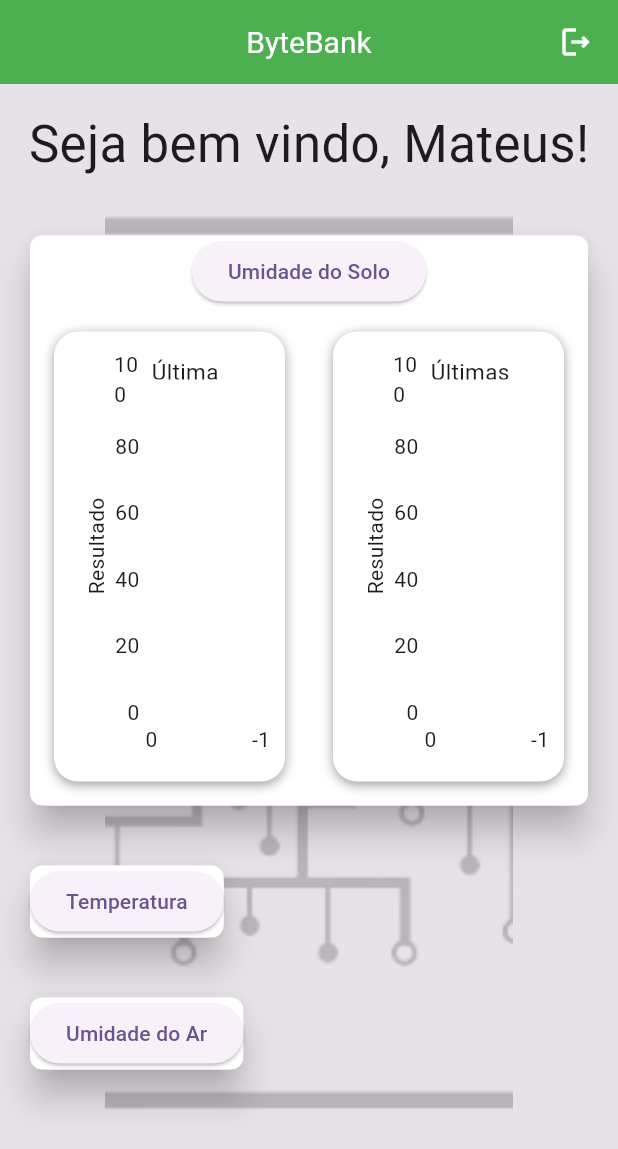
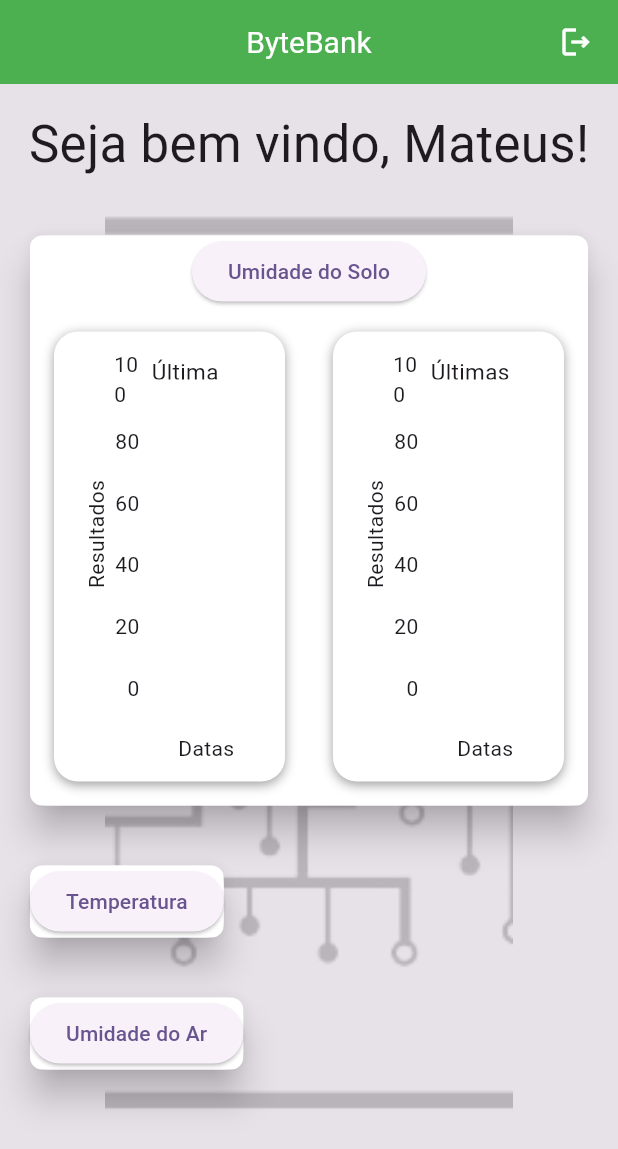
Before and after one commit to mateushrl/pish_flutter, a Flutter app: the HomePage screen opened directly, after a tap on "Umidade do Solo", on a phone screen of 412 x 824 dp. Shown: the top 1149 px of the screen. Run offline on Flutter 3.47's test engine with Material 2 defaults, Android fonts, the light colour scheme and no system bars; drawn by our look-alikes of fl_chart; our stand-ins replace firebase_auth, firebase_core, firebase_database; accounts and stored records are empty.

Commit message:
ajuste no eixo x dos graficos

```diff
--- a/lib/pages/home_page.dart
+++ b/lib/pages/home_page.dart
@@ -70,6 +70,13 @@ class _HomePageState extends State<HomePage> {
   List<FlSpot> umidadeArLast60Minutes = [];
   List<FlSpot> umidadeArLast24Hours = [];
 
+  List<DateTime> datasUmidadeSoloLast60Minutes = [];
+  List<DateTime> datasUmidadeSoloLast24Hours = [];
+  List<DateTime> datasTemperaturaLast60Minutes = [];
+  List<DateTime> datasTemperaturaLast24Hours = [];
+  List<DateTime> datasUmidadeArLast60Minutes = [];
+  List<DateTime> datasUmidadeArLast24Hours = [];
+
   @override
   void initState() {
     super.initState();
@@ -101,11 +108,14 @@ class _HomePageState extends State<HomePage> {
           if (difference.inMinutes <= 60) {
             umidadeSoloLast60Minutes.add(
                 FlSpot(umidadeSoloLast60Minutes.length.toDouble(), umidade));
+            datasUmidadeSoloLast60Minutes.add(timestamp);
           }
 
           if (difference.inHours <= 24) {
             umidadeSoloLast24Hours
                 .add(FlSpot(umidadeSoloLast24Hours.length.toDouble(), umidade));
+
+            datasUmidadeSoloLast24Hours.add(timestamp);
           }
         });
 
@@ -133,11 +143,14 @@ class _HomePageState extends State<HomePage> {
           if (difference.inMinutes <= 60) {
             temperaturaLast60Minutes.add(FlSpot(
                 temperaturaLast60Minutes.length.toDouble(), temperatura));
+            datasTemperaturaLast60Minutes.add(timestamp);
           }
 
           if (difference.inHours <= 24) {
             temperaturaLast24Hours.add(
                 FlSpot(temperaturaLast24Hours.length.toDouble(), temperatura));
+
+            datasTemperaturaLast24Hours.add(timestamp);
           }
         });
 
@@ -165,11 +178,14 @@ class _HomePageState extends State<HomePage> {
           if (difference.inMinutes <= 60) {
             umidadeArLast60Minutes.add(
                 FlSpot(umidadeArLast60Minutes.length.toDouble(), umidadeAr));
+            datasUmidadeArLast60Minutes.add(timestamp);
           }
 
           if (difference.inHours <= 24) {
             umidadeArLast24Hours
                 .add(FlSpot(umidadeArLast24Hours.length.toDouble(), umidadeAr));
+
+            datasUmidadeArLast24Hours.add(timestamp);
           }
         });
 
@@ -179,6 +195,7 @@ class _HomePageState extends State<HomePage> {
       }
     });
   }
+
   bool mostrarPadding1 = false;
   bool mostrarPadding2 = false;
   bool mostrarPadding3 = false;
@@ -213,12 +230,11 @@ class _HomePageState extends State<HomePage> {
           Padding(
             padding: const EdgeInsets.all(70.0),
             child: Container(
-              decoration: BoxDecoration(
+              decoration: const BoxDecoration(
                 image: DecorationImage(
-                  image: AssetImage('assets/bytelogo.png'),
-                  fit: BoxFit.fitHeight,
-                  opacity: 0.2
-                ),
+                    image: AssetImage('assets/bytelogo.png'),
+                    fit: BoxFit.fitHeight,
+                    opacity: 0.2),
               ),
             ),
           ),
@@ -229,12 +245,15 @@ class _HomePageState extends State<HomePage> {
             child: Column(
               crossAxisAlignment: CrossAxisAlignment.start,
               children: [
-                Padding(
-                  padding: const EdgeInsets.all(16.0),
+                const Padding(
+                  padding: EdgeInsets.all(16.0),
                   child: Row(
                     mainAxisAlignment: MainAxisAlignment.center,
                     children: [
-                      Text("Seja bem vindo, Mateus!", style: TextStyle(fontSize: 34),),
+                      Text(
+                        "Seja bem vindo, Mateus!",
+                        style: TextStyle(fontSize: 34),
+                      ),
                     ],
                   ),
                 ),
@@ -265,18 +284,26 @@ class _HomePageState extends State<HomePage> {
                                   children: [
                                     Expanded(
                                       child: GraficoWidget(
-                                        maxX: umidadeSoloLast60Minutes.length.toDouble() - 1,
+                                        maxX: umidadeSoloLast60Minutes.length
+                                                .toDouble() -
+                                            1,
                                         spots: umidadeSoloLast60Minutes,
                                         corCurva: Colors.blue,
                                         titulo: "Última hora de medições",
+                                        datas: datasUmidadeSoloLast60Minutes,
+                                        mostrarIntervalo: false,
                                       ),
                                     ),
                                     Expanded(
                                       child: GraficoWidget(
-                                        maxX: umidadeSoloLast24Hours.length.toDouble() - 1,
+                                        maxX: umidadeSoloLast24Hours.length
+                                                .toDouble() -
+                                            1,
                                         spots: umidadeSoloLast24Hours,
                                         corCurva: Colors.green,
                                         titulo: "Últimas 24 horas de medições",
+                                        datas: datasUmidadeSoloLast24Hours,
+                                        mostrarIntervalo: true,
                                       ),
                                     ),
                                   ],
@@ -284,7 +311,6 @@ class _HomePageState extends State<HomePage> {
                               ],
                             ),
                           ),
-
                         ],
                       ),
                     ),
@@ -317,18 +343,26 @@ class _HomePageState extends State<HomePage> {
                                   children: [
                                     Expanded(
                                       child: GraficoWidget(
-                                        maxX: temperaturaLast60Minutes.length.toDouble() - 1,
+                                        maxX: temperaturaLast60Minutes.length
+                                                .toDouble() -
+                                            1,
                                         spots: temperaturaLast60Minutes,
                                         corCurva: Colors.blue,
                                         titulo: "Última hora de medições",
+                                        datas: datasTemperaturaLast60Minutes,
+                                        mostrarIntervalo: false,
                                       ),
                                     ),
                                     Expanded(
                                       child: GraficoWidget(
-                                        maxX: temperaturaLast24Hours.length.toDouble() - 1,
+                                        maxX: temperaturaLast24Hours.length
+                                                .toDouble() -
+                                            1,
                                         spots: temperaturaLast24Hours,
                                         corCurva: Colors.green,
                                         titulo: "Últimas 24 horas de medições",
+                                        datas: datasTemperaturaLast24Hours,
+                                        mostrarIntervalo: true,
                                       ),
                                     ),
                                   ],
@@ -336,7 +370,6 @@ class _HomePageState extends State<HomePage> {
                               ],
                             ),
                           ),
-
                         ],
                       ),
                     ),
@@ -369,18 +402,26 @@ class _HomePageState extends State<HomePage> {
                                   children: [
                                     Expanded(
                                       child: GraficoWidget(
-                                        maxX: umidadeArLast60Minutes.length.toDouble() - 1,
+                                        maxX: umidadeArLast60Minutes.length
+                                                .toDouble() -
+                                            1,
                                         spots: umidadeArLast60Minutes,
                                         corCurva: Colors.blue,
                                         titulo: "Última hora de medições",
+                                        datas: datasUmidadeArLast60Minutes,
+                                        mostrarIntervalo: false,
                                       ),
                                     ),
                                     Expanded(
                                       child: GraficoWidget(
-                                        maxX: umidadeArLast24Hours.length.toDouble() - 1,
+                                        maxX: umidadeArLast24Hours.length
+                                                .toDouble() -
+                                            1,
                                         spots: umidadeArLast24Hours,
                                         corCurva: Colors.green,
                                         titulo: "Últimas 24 horas de medições",
+                                        datas: datasUmidadeArLast24Hours,
+                                        mostrarIntervalo: true,
                                       ),
                                     ),
                                   ],
@@ -388,7 +429,6 @@ class _HomePageState extends State<HomePage> {
                               ],
                             ),
                           ),
-
                         ],
                       ),
                     ),
--- a/lib/widgets/grafico_widget.dart
+++ b/lib/widgets/grafico_widget.dart
@@ -1,17 +1,23 @@
 import 'package:fl_chart/fl_chart.dart';
 import 'package:flutter/material.dart';
+import 'package:intl/intl.dart';
 
 class GraficoWidget extends StatelessWidget {
   double maxX;
   List<FlSpot> spots;
+  List<DateTime>? datas;
+  bool mostrarIntervalo;
+
   Color corCurva;
   String titulo;
   GraficoWidget(
       {Key? key,
-        required this.maxX,
-        required this.spots,
-        required this.corCurva,
-        required this.titulo})
+      required this.maxX,
+      required this.spots,
+      required this.corCurva,
+      required this.titulo,
+      this.datas,
+      required this.mostrarIntervalo})
       : super(key: key);
 
   @override
@@ -60,14 +66,14 @@ class GraficoWidget extends StatelessWidget {
                     show: true,
                     color: corCurva.withOpacity(0.2),
                   ),
-                  dotData: FlDotData(
+                  dotData: const FlDotData(
                     show: false,
                   ),
                 ),
               ],
               titlesData: FlTitlesData(
                 leftTitles: const AxisTitles(
-                  axisNameWidget: Text("Resultado"),
+                  axisNameWidget: Text("Resultados"),
                   axisNameSize: 24,
                   sideTitles: SideTitles(
                     showTitles: true,
@@ -76,7 +82,7 @@ class GraficoWidget extends StatelessWidget {
                 ),
                 rightTitles: const AxisTitles(
                   sideTitles: SideTitles(
-                    showTitles: false, // Defina como false para não mostrar os títulos
+                    showTitles: false,
                     reservedSize: 0,
                   ),
                 ),
@@ -87,14 +93,67 @@ class GraficoWidget extends StatelessWidget {
                   ),
                   axisNameWidget: Text(titulo, style: TextStyle(fontSize: 15)),
                 ),
+                bottomTitles: AxisTitles(
+                  axisNameWidget: const Text("Datas"),
+                  sideTitles: SideTitles(
+                    showTitles: true,
+                    interval: 1,
+                    getTitlesWidget: (value, meta) {
+                      return bottomTitleWidgets(
+                        value,
+                        meta,
+                      );
+                    },
+                    reservedSize: 30,
+                  ),
+                ),
               ),
-              lineTouchData: LineTouchData(
-                // Resto das configurações...
-              ),
+              lineTouchData: LineTouchData(),
             ),
           ),
         ),
       ),
     );
   }
+
+  Widget bottomTitleWidgets(double value, TitleMeta meta) {
+    const style = TextStyle(
+      fontWeight: FontWeight.bold,
+      //color: AppColors.contentColorPink,
+      fontFamily: 'Digital',
+      fontSize: 10,
+    );
+    String text = '';
+    try {
+      for (var item in datas!) {
+        if (!mostrarIntervalo) {
+          text = formatData(datas![value.toInt()]);
+        } else {
+          if (value.toInt() % 10 == 0) {
+            text = formatData(datas![value.toInt()]);
+          }
+        }
+      }
+    } catch (error) {
+      return SideTitleWidget(
+        axisSide: meta.axisSide,
+        child: const Text('', style: style),
+      );
+    }
+
+    return Transform.rotate(
+      angle: 6,
+      child: SideTitleWidget(
+        axisSide: meta.axisSide,
+        child: Text(text, style: style),
+      ),
+    );
+  }
+
+  String formatData(DateTime? data) {
+    if (data == null) {
+      return "";
+    }
+    return DateFormat('dd/MM/yyyy  HH:mm').format(data).toString();
+  }
 }
--- a/pubspec.yaml
+++ b/pubspec.yaml
@@ -40,6 +40,7 @@ dependencies:
   animate_gradient: ^0.0.2+1
   firebase_auth: ^4.12.1
   fl_chart: ^0.64.0
+  intl: ^0.18.1
 
 dev_dependencies:
   flutter_test:
```
Also changed, not shown: pubspec.lock.
